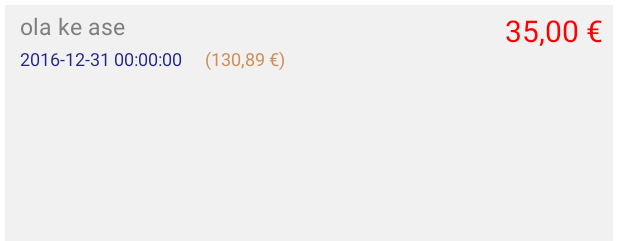
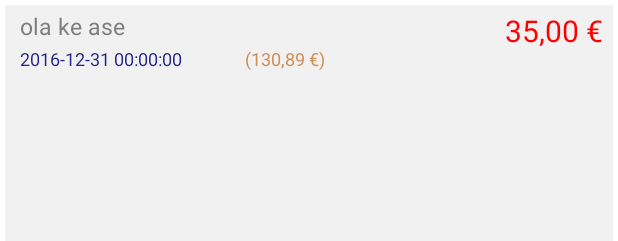
Before and after one commit to joelbarba/WLT_REG, an Android app: the layout item_mov_list.xml on its own in the app's theme, with its tools: preview values and no code run, on a phone screen of 412 x 824 dp. Shown: the top 241 px of the screen. Run offline under Robolectric (Android 15) with nearby library versions, the phone set to English and light mode, and no system bars.

Commit message:
Get it ready for APK

```diff
--- a/app/src/main/java/com/example/wlt_reg3/DBManager.java
+++ b/app/src/main/java/com/example/wlt_reg3/DBManager.java
@@ -234,7 +234,7 @@ public class DBManager {
                 "select id_mov as _id, " +
                 "       import, " +
                 "       id_ordre || ' - ' || descripcio, " +
-                "       strftime('%Y-%m-%d', data_mov) || ' - ' || " +
+                "       strftime('%Y-%m-%d', data_mov) || '   ' || " +
                 "       (case cast (strftime('%w', data_mov) as integer)" +
                 "           when 0 then 'Sun'" +
                 "           when 1 then 'Mon'" +
--- a/app/src/main/java/com/example/wlt_reg3/MainActivity.java
+++ b/app/src/main/java/com/example/wlt_reg3/MainActivity.java
@@ -70,7 +70,7 @@ public class MainActivity extends AppCompatActivity implements WRInterface {
         this.balance = this.DB_WR.get_saldo();
         this.commons = this.DB_WR.get_commons();
 
-        gotoFragment(R.id.action_Main_to_Commons);
+//        gotoFragment(R.id.action_Main_to_Commons);
     }
 
     private void gotoFragment(int fId) {
--- a/app/src/main/res/layout/item_mov_list.xml
+++ b/app/src/main/res/layout/item_mov_list.xml
@@ -42,16 +42,16 @@
             android:layout_alignParentBottom="true" />
 
         <TextView
-            android:layout_width="123dp"
+            android:id="@+id/id_mov_list_date"
+            android:layout_width="150dp"
             android:layout_height="wrap_content"
+            android:layout_below="@+id/id_mov_list_desc"
+            android:layout_alignParentStart="true"
+            android:layout_alignParentLeft="true"
+            android:layout_marginTop="4px"
             android:text="2016-12-31 00:00:00"
-            android:id="@+id/id_mov_list_date"
-            android:textSize="12dp"
             android:textColor="#23238a"
-            android:layout_below="@+id/id_mov_list_desc"
-            android:layout_alignParentLeft="true"
-            android:layout_alignParentStart="true"
-            android:layout_marginTop="4px" />
+            android:textSize="12dp" />
 
         <TextView
             android:layout_width="wrap_content"
```
